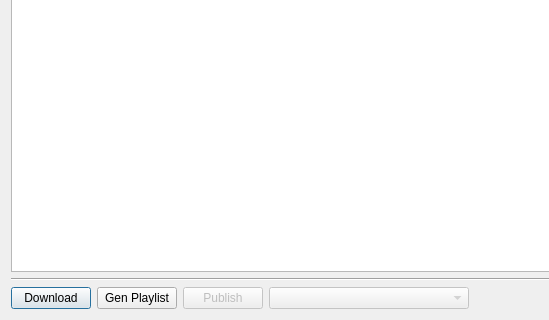
The window that module/wildchildanimation/gui/forms/entity_info_dialog.ui (dearyangyu/swing) describes before a commit, drawn with Qt 5; both pictures show x 0 to 549 and y 489 to 809 of the 1060 by 809 pixel window.
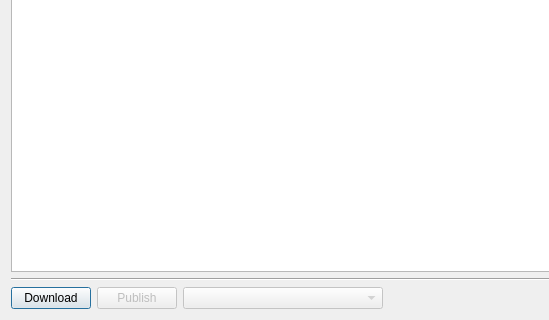
The same window after the commit.

Patch:
```diff
--- a/module/wildchildanimation/gui/forms/entity_info_dialog.ui
+++ b/module/wildchildanimation/gui/forms/entity_info_dialog.ui
@@ -230,13 +230,6 @@
        </property>
       </widget>
      </item>
-     <item>
-      <widget class="QPushButton" name="pushButtonPlaylist">
-       <property name="text">
-        <string>Gen Playlist</string>
-       </property>
-      </widget>
-     </item>
      <item>
       <widget class="QPushButton" name="pushButtonPublish">
        <property name="enabled">
```
